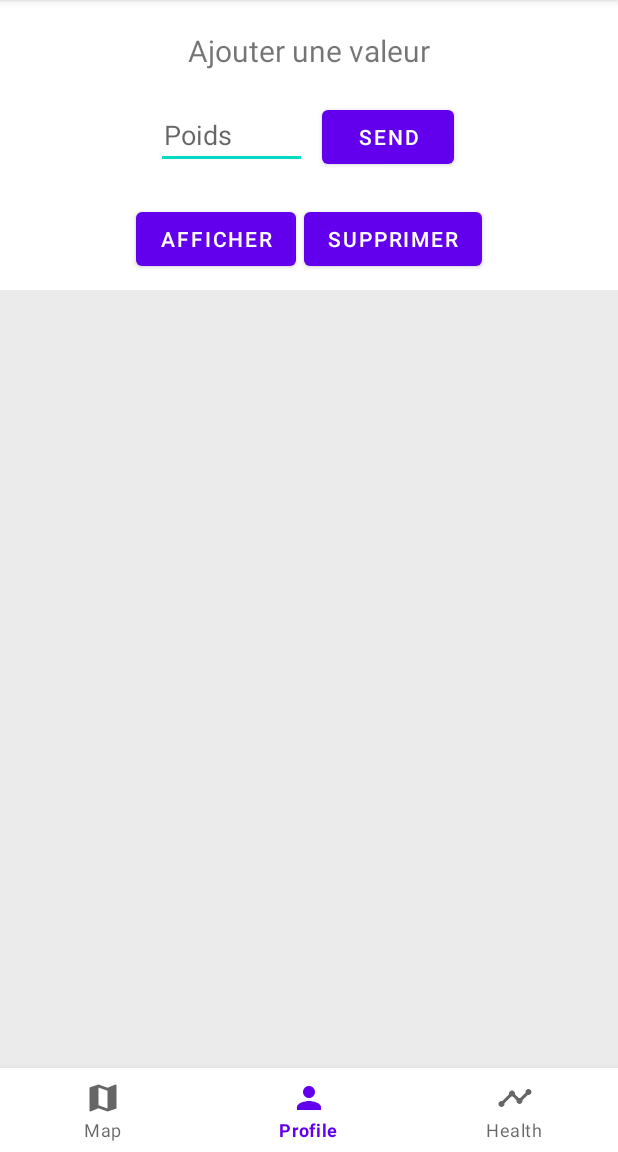
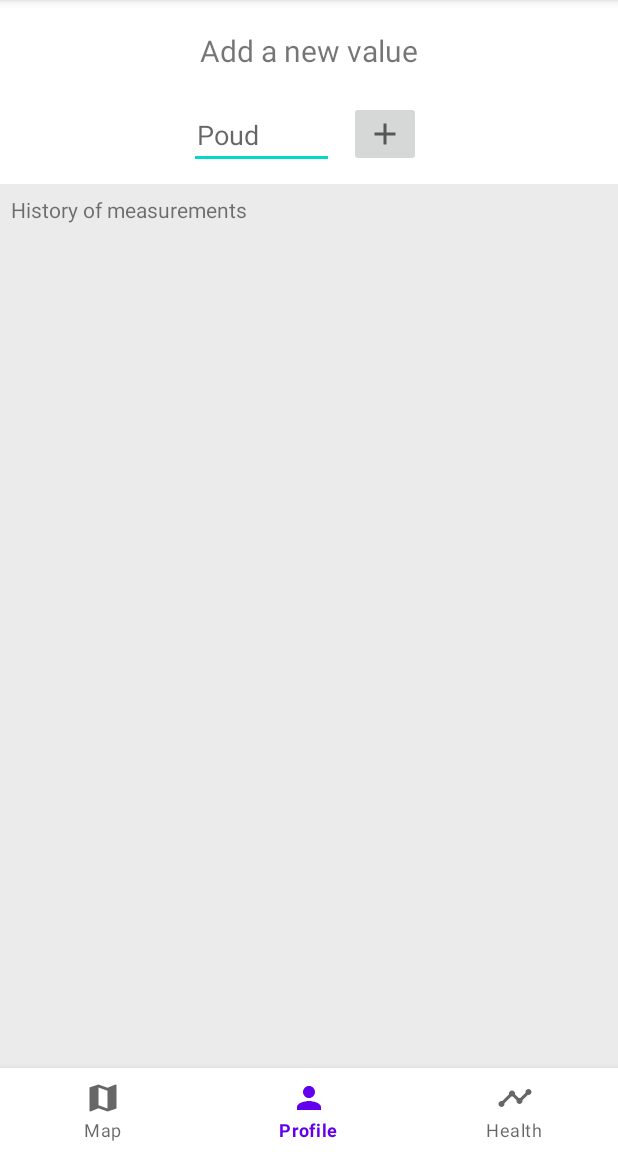
Before and after one commit to V-Dujardin/SupFitness, an Android app: the screen it shows after launch (MainActivity), on a phone screen of 412 x 824 dp, the part 84-1236 px from its top. Run offline under Robolectric (Android 15) with nearby library versions, the phone set to English and light mode, and no system bars; our stand-ins replace navigation-ui.

Commit message:
Trad english start

```diff
--- a/app/src/main/java/com/example/supfitness/pages/Values.kt
+++ b/app/src/main/java/com/example/supfitness/pages/Values.kt
@@ -6,10 +6,7 @@ import androidx.fragment.app.Fragment
 import android.view.LayoutInflater
 import android.view.View
 import android.view.ViewGroup
-import android.widget.Button
-import android.widget.CalendarView
-import android.widget.EditText
-import android.widget.Toast
+import android.widget.*
 import androidx.recyclerview.widget.LinearLayoutManager
 import androidx.recyclerview.widget.RecyclerView
 import com.example.supfitness.ItemAdapter
@@ -35,7 +32,7 @@ class Values : Fragment(R.layout.fragment_values) {
 
         val rootView: View = inflater.inflate(R.layout.fragment_values, container, false)
         recupInputFromEditText = rootView.findViewById(R.id.nameUser)
-        val sendButton: Button = rootView.findViewById(R.id.sendButton)
+        val sendButton: ImageButton = rootView.findViewById(R.id.sendButton)
         dataManager = DataManager(this.context)
 
         // Recycler view
--- /dev/null
+++ b/app/src/main/res/drawable/ic_baseline_add.xml
@@ -0,0 +1,10 @@
+<vector xmlns:android="http://schemas.android.com/apk/res/android"
+    android:width="24dp"
+    android:height="24dp"
+    android:viewportWidth="24"
+    android:viewportHeight="24"
+    android:tint="?attr/colorControlNormal">
+  <path
+      android:fillColor="@android:color/white"
+      android:pathData="M19,13h-6v6h-2v-6H5v-2h6V5h2v6h6v2z"/>
+</vector>
--- a/app/src/main/res/layout/fragment_values.xml
+++ b/app/src/main/res/layout/fragment_values.xml
@@ -9,47 +9,48 @@
 
     <LinearLayout
         android:id="@+id/topLinearLayout"
-        android:background="@color/white"
         android:layout_width="match_parent"
         android:layout_height="wrap_content"
+        android:background="@color/white"
         android:orientation="vertical">
 
         <LinearLayout
             android:layout_width="match_parent"
             android:layout_height="wrap_content"
-            android:orientation="vertical"
+            android:layout_marginTop="20dp"
+            android:layout_marginBottom="10dp"
             android:gravity="center"
-            android:layout_marginTop="20dp"
-            android:layout_marginBottom="20dp">
+            android:orientation="vertical">
 
 
             <TextView
                 android:layout_width="wrap_content"
                 android:layout_height="wrap_content"
-                android:text="Ajouter une valeur"
-                android:textSize="20sp"
-                android:layout_marginBottom="20dp"/>
+                android:layout_marginBottom="20dp"
+                android:text="@string/TextViewTopInValue"
+                android:textSize="20sp" />
 
             <LinearLayout
                 android:layout_width="wrap_content"
-                android:orientation="horizontal"
-                android:layout_height="wrap_content">
+                android:layout_height="wrap_content"
+                android:orientation="horizontal">
 
                 <EditText
                     android:id="@+id/nameUser"
-                    android:inputType="number"
                     android:layout_width="wrap_content"
                     android:layout_height="wrap_content"
-                    android:hint="Poids"
-                    android:paddingRight="50dp"
-                    android:paddingLeft="5dp"/>
+                    android:hint="@string/PoundPlaceHolder"
+                    android:inputType="number"
+                    android:paddingStart="5dp"
+                    android:paddingEnd="50dp" />
 
-                <Button
-                    android:layout_marginLeft="10dp"
+                <ImageButton
                     android:id="@+id/sendButton"
                     android:layout_width="wrap_content"
                     android:layout_height="wrap_content"
-                    android:layout_marginRight="5dp"
+                    android:layout_marginStart="10dp"
+                    android:layout_marginEnd="5dp"
+                    android:src="@drawable/ic_baseline_add"
                     android:text="send" />
 
             </LinearLayout>
@@ -58,23 +59,17 @@
         <LinearLayout
             android:layout_width="match_parent"
             android:layout_height="wrap_content"
-            android:orientation="horizontal"
-            android:layout_marginBottom="10dp"
-            android:gravity="center">
+            android:background="@color/grey"
+            android:gravity="center"
+            android:orientation="horizontal">
 
-            <Button
-                android:id="@+id/showData"
-                android:layout_width="wrap_content"
+            <TextView
+                android:layout_width="match_parent"
                 android:layout_height="wrap_content"
-                android:text="afficher"
-                android:layout_marginRight="5dp"/>
-            <Button
-                android:id="@+id/dropData"
-                android:layout_width="wrap_content"
-                android:layout_height="wrap_content"
-                android:text="supprimer"
-                />
-
+                android:paddingTop="7dp"
+                android:paddingLeft="7dp"
+                android:paddingRight="7dp"
+                android:text="@string/TextViewAbove" />
         </LinearLayout>
 
 
--- a/app/src/main/res/values/strings.xml
+++ b/app/src/main/res/values/strings.xml
@@ -5,4 +5,7 @@
     <string name="tab_text_2">Tab 2</string>
     <!-- TODO: Remove or change this placeholder text -->
     <string name="hello_blank_fragment">Hello blank fragment</string>
+    <string name="TextViewTopInValue">Add a new value</string>
+    <string name="PoundPlaceHolder">Poud</string>
+    <string name="TextViewAbove">History of measurements</string>
 </resources>
```
